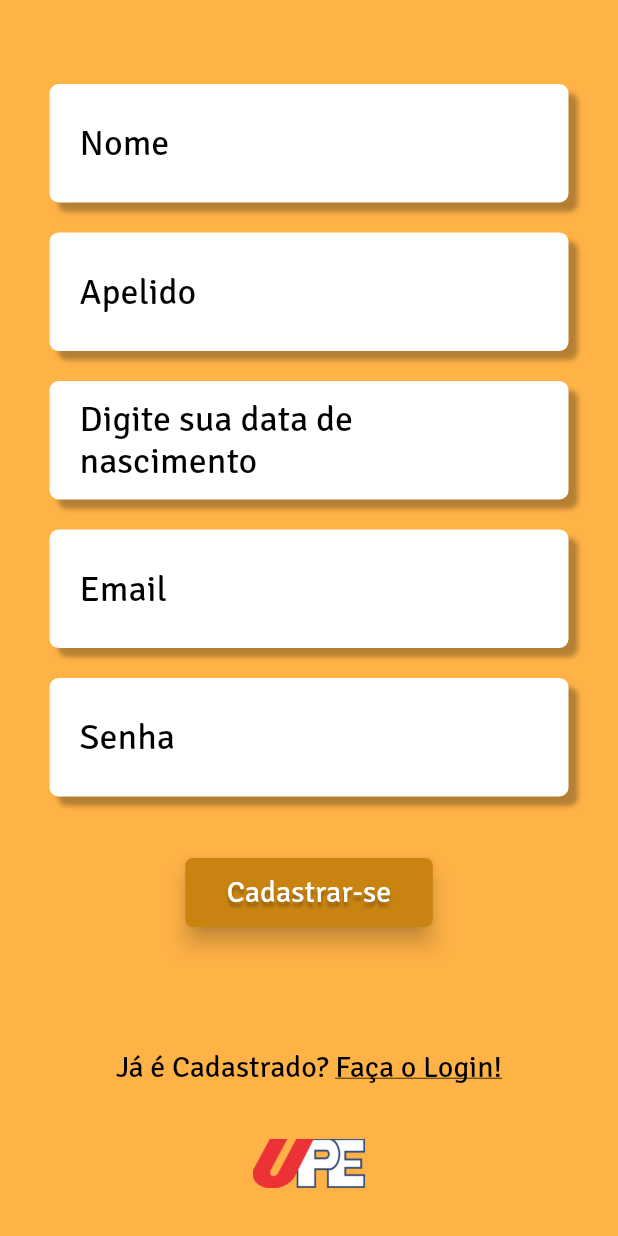
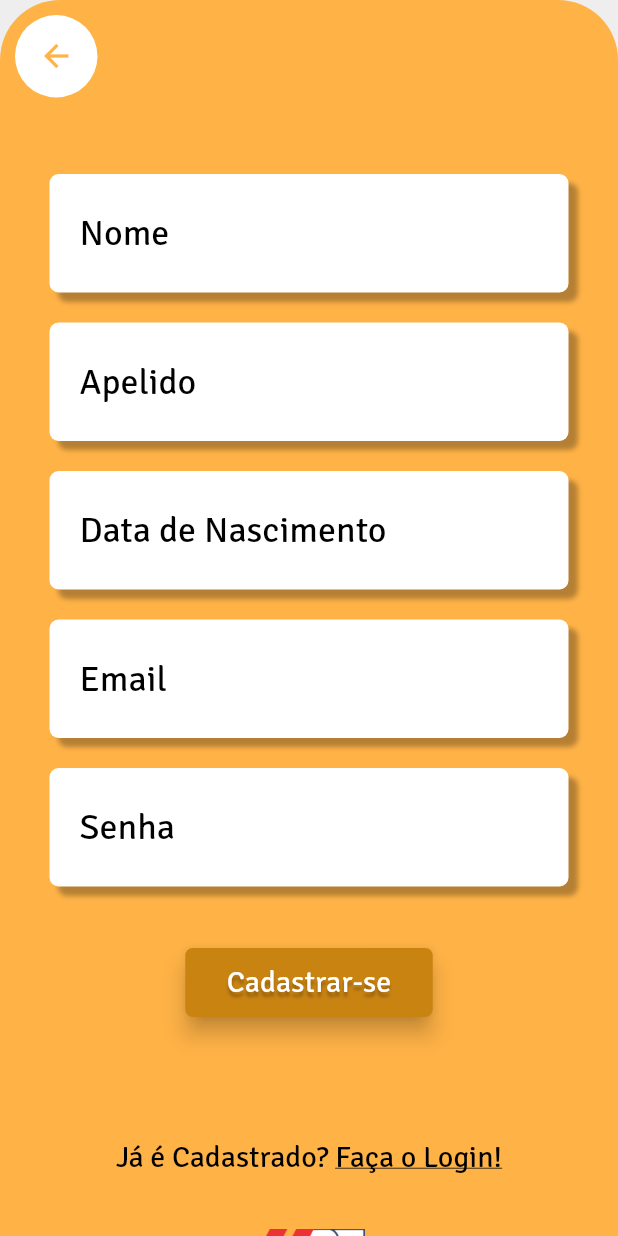
Before and after one commit to ElissonRochaa/MOBILE-25.1-ArtHub, a Flutter app: the TelaRegistro screen opened by its route, on a phone screen of 412 x 824 dp. Run offline on Flutter 3.47's test engine with Material 3 defaults, Android fonts, the phone set to English and light mode, and no system bars; our stand-ins replace curved_navigation_bar.

Commit message:
refactor: tela_registro.dart foi refatorada para serguir os padrões das outras telas

```diff
--- a/lib/pages/tela_registro.dart
+++ b/lib/pages/tela_registro.dart
@@ -1,3 +1,4 @@
+import 'package:arthub/widgets/botao_voltar_widget.dart';
 import 'package:arthub/widgets/input_texto.dart';
 import 'package:flutter/gestures.dart';
 import 'package:flutter/material.dart';
@@ -10,10 +11,35 @@ class TelaRegistro extends StatelessWidget {
   @override
   Widget build(BuildContext context) {
     return Scaffold(
-      backgroundColor: Theme.of(context).colorScheme.primary,
       body: Stack(
         children: [
-          SingleChildScrollView(
+          Container(
+            width: MediaQuery.of(context).size.width,
+            height: MediaQuery.of(context).size.height,
+            decoration: BoxDecoration(
+              color: Theme.of(context).colorScheme.primary,
+              borderRadius: BorderRadius.only(
+                topLeft: Radius.circular(40),
+                topRight: Radius.circular(40),
+              ),
+            ),
+          ),
+          Positioned(
+            left: 10,
+            top: 10,
+            child: BotaoVoltarWidget()
+            // IconButton.filled(
+            //   onPressed: () => {Navigator.pop(context)},
+            //   style: IconButton.styleFrom(backgroundColor: Colors.white),
+            //   icon: Icon(
+            //     Icons.arrow_back,
+            //     color: Theme.of(context).colorScheme.primary,
+            //   ),
+            // ),
+          ),
+          Padding(
+            padding: const EdgeInsets.only(top: 60),
+            child: SingleChildScrollView(
               child: Center(
                 child: Padding(
                   padding: const EdgeInsets.all(16.0),
@@ -32,8 +58,8 @@ class TelaRegistro extends StatelessWidget {
                       ),
                       const SizedBox(height: 20),
                       InputTexto(
+                        hintLabel: "Data de Nascimento",
                         label: "Data de Nascimento",
-                      hintLabel: "Digite sua data de nascimento",
                         inputTipo: TextInputType.datetime,
                       ),
                       const SizedBox(height: 20),
@@ -106,6 +132,7 @@ class TelaRegistro extends StatelessWidget {
                 ),
               ),
             ),
+          ),
         ],
       ),
     );
```
Lines whose indentation alone changed are shown as unchanged.
